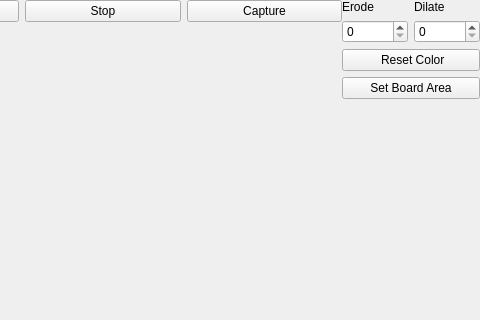
This is widget.ui in jcgod413/AirHockey as Qt 5 draws it before an edit; both pictures show x 298 to 778 and y 0 to 320 of the 778 by 514 pixel window. The edited form follows.
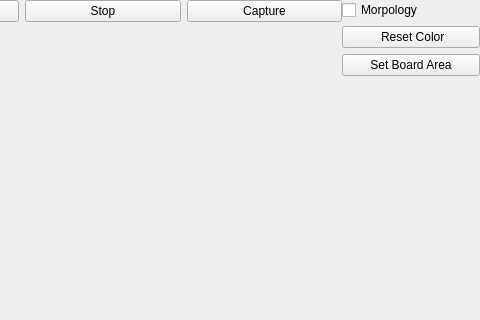
This is the edited form.

Diff of the .ui file:
```diff
--- a/widget.ui
+++ b/widget.ui
@@ -103,28 +103,11 @@
    <item>
     <layout class="QVBoxLayout" name="verticalLayout_4">
      <item>
-      <layout class="QGridLayout" name="gridLayout">
-       <item row="0" column="1">
-        <widget class="QLabel" name="dilateLabel">
+      <widget class="QCheckBox" name="morpologyEnableCheck">
          <property name="text">
-          <string>Dilate</string>
-         </property>
-        </widget>
-       </item>
-       <item row="0" column="0">
-        <widget class="QLabel" name="erodeLabel">
-         <property name="text">
-          <string>Erode</string>
-         </property>
-        </widget>
-       </item>
-       <item row="1" column="0">
-        <widget class="QSpinBox" name="erodeSpinBox"/>
-       </item>
-       <item row="1" column="1">
-        <widget class="QSpinBox" name="dilateSpinBox"/>
-       </item>
-      </layout>
+        <string>Morpology</string>
+       </property>
+      </widget>
      </item>
      <item>
       <widget class="QPushButton" name="resetColorButton">
```
Lines whose indentation alone changed are shown as unchanged.
